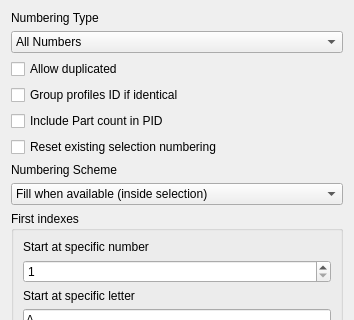
The window that freecad/maxproframe/resources/ui/populate_ids.ui (sclMAX/MaxProFrame) describes before a commit, drawn with Qt 5; both pictures show x 0 to 354 and y 0 to 320 of the 354 by 516 pixel window.
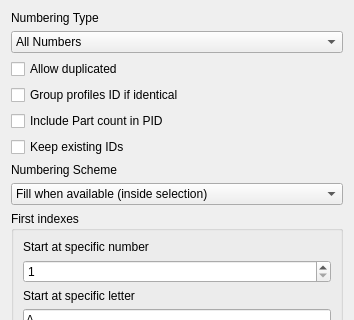
The same window after the commit.

Commit message:
feat(populate-ids): keep existing IDs instead of resetting the selection
Keep existing IDs replaces Reset existing selection numbering: pieces that
already have an ID keep it and are reserved; only the pieces without one are
numbered, grouping and counts included. Before, every selected piece was
numbered again, checked or not. The option is remembered as Keep Existing IDs.

What changed in the file:
```diff
--- a/freecad/maxproframe/resources/ui/populate_ids.ui
+++ b/freecad/maxproframe/resources/ui/populate_ids.ui
@@ -72,7 +72,7 @@
    <item>
     <widget class="QCheckBox" name="cb_reset_numbering">
      <property name="text">
-      <string>Reset existing selection numbering</string>
+      <string>Keep existing IDs</string>
      </property>
     </widget>
    </item>
```
Left out of the diff: 5 changed lines with no effect on the pictures. The commit also changes 24 other files.
